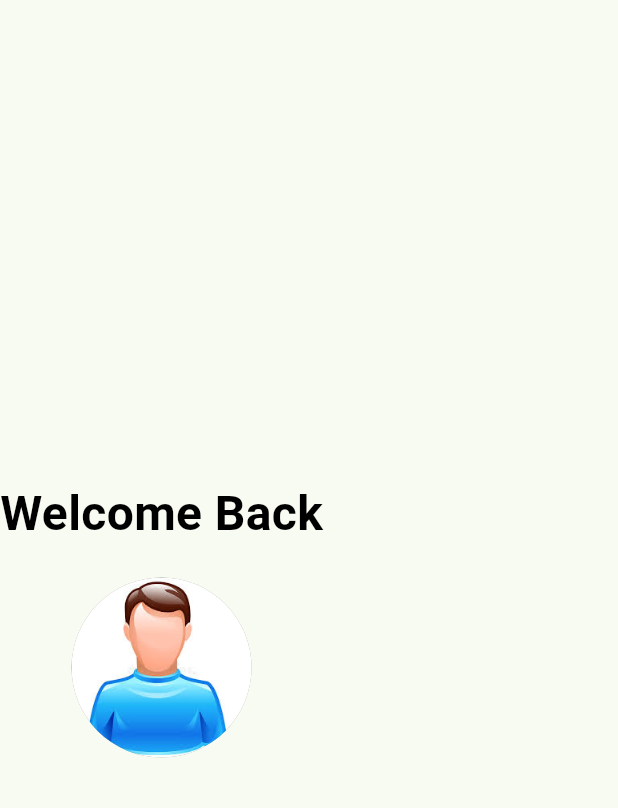
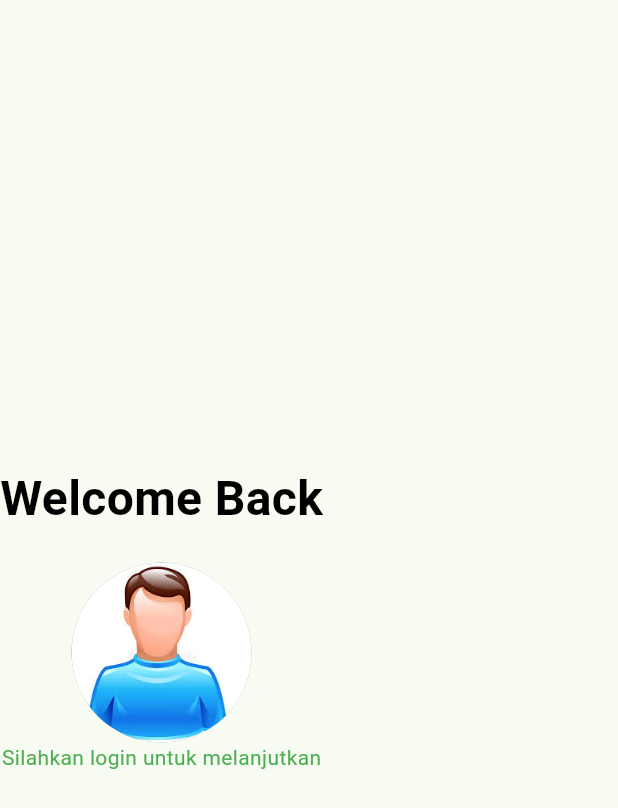
Before and after one commit to muhamadayeshaaulia/muhamadayeshaaulia_1123150188_uts, a Flutter app: the MyLogin screen opened directly, on a phone screen of 412 x 824 dp. Shown: the top 808 px of the screen. Run offline on Flutter 3.47's test engine with Material 3 defaults, Android fonts, the phone set to English and light mode, and no system bars.

Commit message:
membuat text

```diff
--- a/lib/screen/login.dart
+++ b/lib/screen/login.dart
@@ -30,6 +30,10 @@ class MyLogin extends StatelessWidget {
               ),
             ),
           ),
+           Text(
+            "Silahkan login untuk melanjutkan",
+            style: TextStyle(fontSize: 14.0, color: Colors.green),
+          ),
         ],
       ),
     );
```
